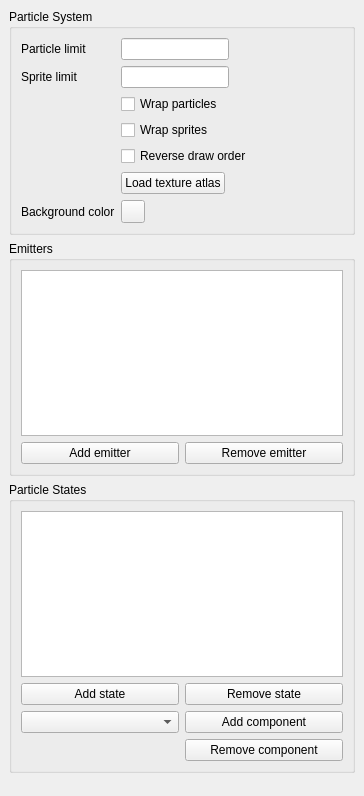
The window that editor/layout/particleeditor.ui (Vavius/moai-ide) describes before a commit, drawn with Qt 5.
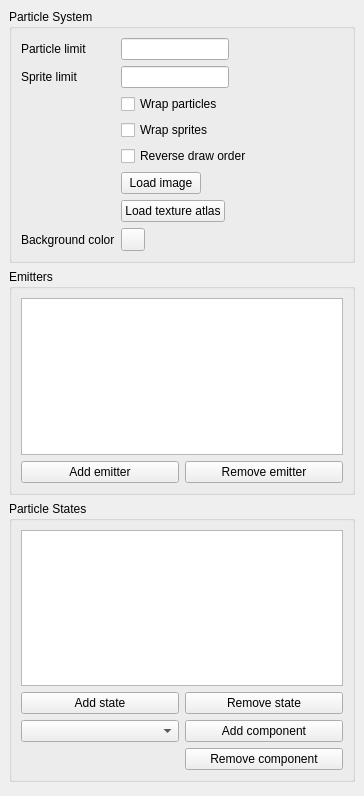
The same window after the commit.

Commit message: ability to load single images

```diff
--- a/editor/layout/particleeditor.ui
+++ b/editor/layout/particleeditor.ui
@@ -65,27 +65,34 @@
          </property>
         </widget>
        </item>
-       <item row="5" column="1">
+       <item row="6" column="1">
         <widget class="QPushButton" name="btnTexture">
          <property name="text">
           <string>Load texture atlas</string>
          </property>
         </widget>
        </item>
-       <item row="6" column="1">
+       <item row="7" column="1">
         <widget class="QToolButton" name="btnBgColor">
          <property name="text">
           <string/>
          </property>
         </widget>
        </item>
-       <item row="6" column="0">
+       <item row="7" column="0">
         <widget class="QLabel" name="lblColor">
          <property name="text">
           <string>Background color</string>
          </property>
         </widget>
        </item>
+       <item row="5" column="1">
+        <widget class="QPushButton" name="btnLoadImage">
+         <property name="text">
+          <string>Load image</string>
+         </property>
+        </widget>
+       </item>
       </layout>
      </widget>
     </item>
```
Left out of the diff: 21 changed lines with no effect on the pictures. The commit also changes 12 other files.
